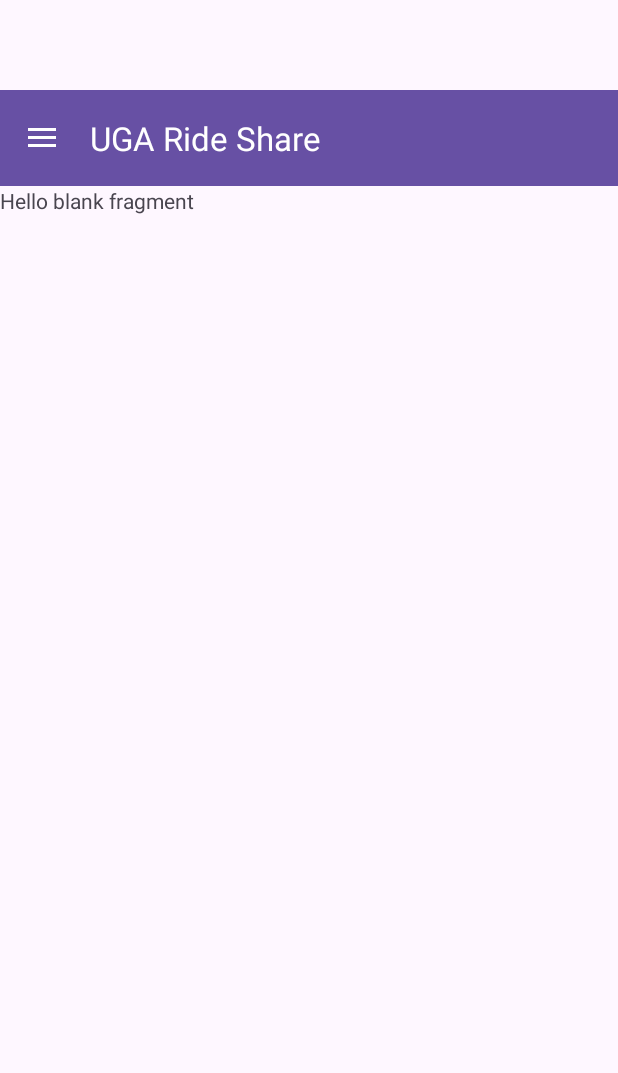
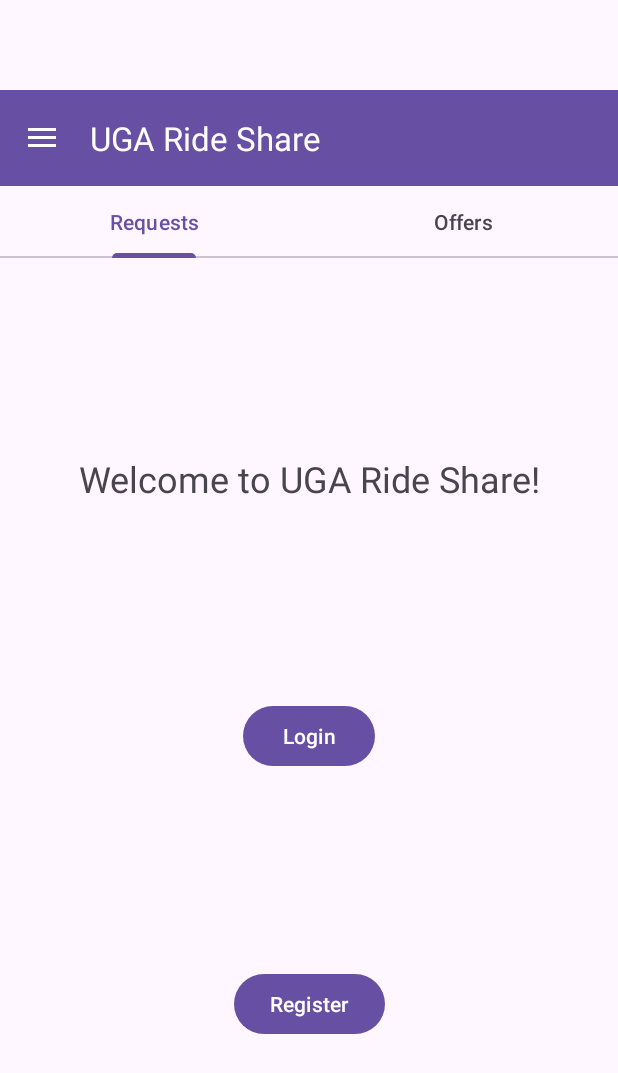
Before and after one commit to ljahn-git/UGARideShare, an Android app: the ViewOffersRequestsFragment screen opened directly, with no data from a screen before it, on a phone screen of 412 x 824 dp. Shown: the top 1073 px of the screen. Run offline under Robolectric (Android 15) with nearby library versions, the phone set to English and light mode, and no system bars; 1 statement that could not run was skipped.

Commit message:
Added tabs to home page

```diff
--- a/app/src/main/java/edu/uga/cs/ugarideshare/ViewOffersRequestsFragment.java
+++ b/app/src/main/java/edu/uga/cs/ugarideshare/ViewOffersRequestsFragment.java
@@ -2,11 +2,17 @@ package edu.uga.cs.ugarideshare;
 
 import android.os.Bundle;
 
+import androidx.annotation.NonNull;
 import androidx.fragment.app.Fragment;
+import androidx.viewpager2.adapter.FragmentStateAdapter;
+import androidx.viewpager2.widget.ViewPager2;
 
 import android.view.LayoutInflater;
 import android.view.View;
 import android.view.ViewGroup;
+
+import com.google.android.material.tabs.TabLayout;
+import com.google.android.material.tabs.TabLayoutMediator;
 
 /**
  * A simple {@link Fragment} subclass.
@@ -21,6 +27,12 @@ public class ViewOffersRequestsFragment extends Fragment {
     private static final String ARG_PARAM2 = "param2";
 
     // TODO: Rename and change types of parameters
+
+    private final String[] tabTitles = new String[] {"Requests", "Offers"};
+
+    ViewPager2 viewPager;
+    TabLayout tabLayout;
+    ViewPagerAdapter adapter;
     private String mParam1;
     private String mParam2;
 
@@ -61,4 +73,41 @@ public class ViewOffersRequestsFragment extends Fragment {
         // Inflate the layout for this fragment
         return inflater.inflate(R.layout.fragment_view_offers_requests, container, false);
     }
+
+    @Override
+    public void onViewCreated(@NonNull View view, Bundle savedInstanceState) {
+        tabLayout = view.findViewById(R.id.tab_layout);
+        viewPager = view.findViewById(R.id.view_pager);
+
+        adapter = new ViewPagerAdapter(this);
+        viewPager.setAdapter(adapter);
+
+        new TabLayoutMediator(tabLayout, viewPager, (tab, position) -> {
+            tab.setText(tabTitles[position]);
+        }).attach();
+
+    }
+
+    public class ViewPagerAdapter extends FragmentStateAdapter {
+        public ViewPagerAdapter(@NonNull Fragment fragment) {
+            super(fragment);
+        }
+
+        @NonNull
+        @Override
+        public Fragment createFragment(int position) {
+            switch (position) {
+                case 0:
+                    return new LoginRegisterFragment();
+                case 1:
+                    return new LoginRegisterFragment();
+            }
+            return new LoginRegisterFragment();
+        }
+
+        @Override
+        public int getItemCount() {
+            return 2;
+        }
+    }
 }
--- a/app/src/main/res/layout/fragment_view_offers_requests.xml
+++ b/app/src/main/res/layout/fragment_view_offers_requests.xml
@@ -1,14 +1,22 @@
 <?xml version="1.0" encoding="utf-8"?>
-<FrameLayout xmlns:android="http://schemas.android.com/apk/res/android"
+<LinearLayout xmlns:android="http://schemas.android.com/apk/res/android"
     xmlns:tools="http://schemas.android.com/tools"
     android:layout_width="match_parent"
     android:layout_height="match_parent"
+    android:orientation="vertical"
     tools:context=".ViewOffersRequestsFragment">
 
-    <!-- TODO: Update blank fragment layout -->
-    <TextView
+    <com.google.android.material.tabs.TabLayout
+        android:id="@+id/tab_layout"
         android:layout_width="match_parent"
-        android:layout_height="match_parent"
-        android:text="@string/hello_blank_fragment" />
+        android:layout_height="wrap_content"
+        />
 
-</FrameLayout>
+    <androidx.viewpager2.widget.ViewPager2
+        android:id="@+id/view_pager"
+        android:layout_height="0dp"
+        android:layout_width="match_parent"
+        android:layout_weight="1"
+        />
+
+</LinearLayout>
```
